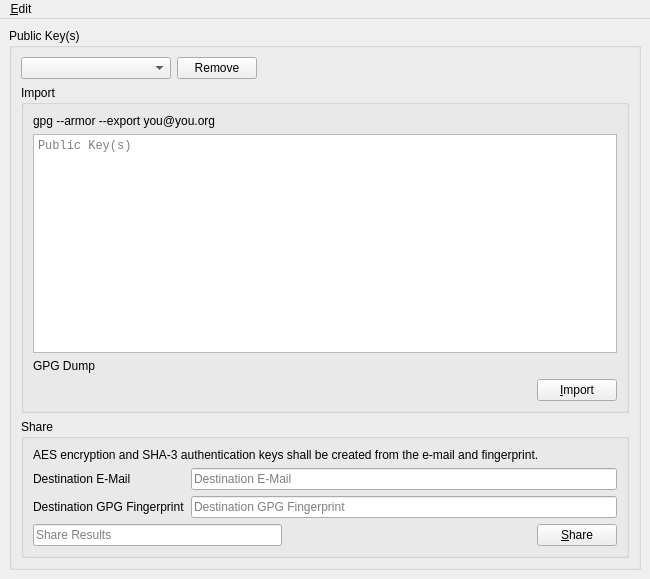
Old version of the form Source/UI/spot-on-rosetta-gpg-import.ui in the repository textbrowser/spot-on.
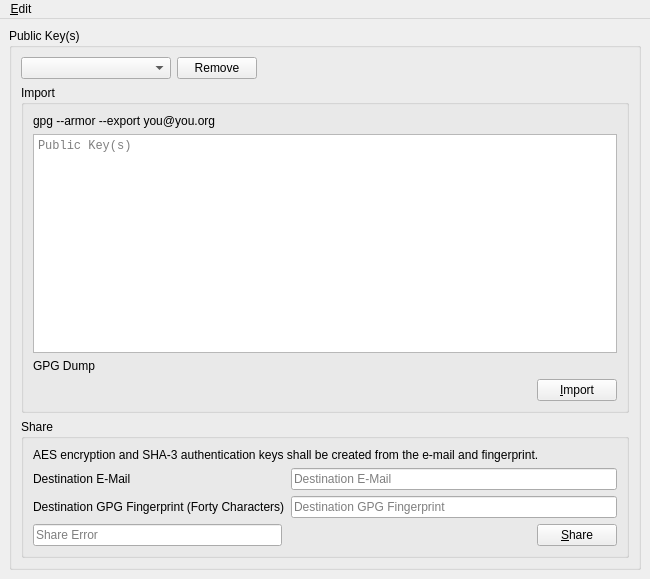
New version of the form. Icons and pictures are not drawn. Custom widgets are drawn as their Qt base class.

Commit message: GPG share.

Diff of the .ui file:
```diff
--- a/Source/UI/spot-on-rosetta-gpg-import.ui
+++ b/Source/UI/spot-on-rosetta-gpg-import.ui
@@ -155,7 +155,7 @@
             <item row="1" column="0">
              <widget class="QLabel" name="label_4">
               <property name="text">
-               <string>Destination GPG Fingerprint</string>
+               <string>Destination GPG Fingerprint (Forty Characters)</string>
               </property>
              </widget>
             </item>
@@ -189,7 +189,7 @@
                <bool>true</bool>
               </property>
               <property name="placeholderText">
-               <string>Share Results</string>
+               <string>Share Error</string>
               </property>
              </widget>
             </item>
```
Left out of the diff: 2 changed lines with no effect on the pictures. The commit also changes 1 other file.
